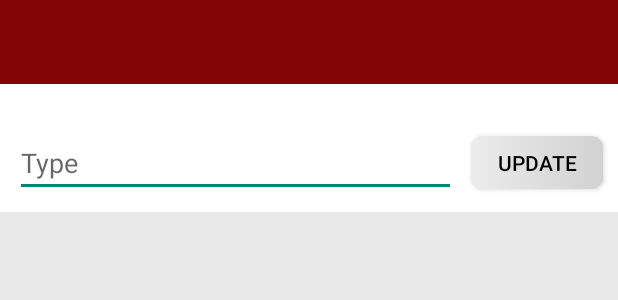
After one commit to hirusha2577/Macqurarie-Interns, an Android app: the layout activity_admin_update_job_category.xml on its own in the app's theme, with its tools: preview values and no code run, on a phone screen of 412 x 824 dp. The commit adds this screen. Shown: the top 300 px of the screen. Run offline under Robolectric (Android 15) with nearby library versions, the light colour scheme and no system bars.

Commit message:
#91 Admin-Update Job Category

```diff
--- a/app/src/main/java/com/example/macqurarieinterns/AdminJobCategoryActivity.java
+++ b/app/src/main/java/com/example/macqurarieinterns/AdminJobCategoryActivity.java
@@ -132,7 +132,6 @@ public class AdminJobCategoryActivity extends AppCompatActivity {
                 .addOnSuccessListener(new OnSuccessListener<Void>() {
                     @Override
                     public void onSuccess(Void aVoid) {
-                        Toast.makeText(AdminJobCategoryActivity.this, "Job Category Added Successfully!", Toast.LENGTH_SHORT).show();
                         finish();
                         startActivity(getIntent());
                     }
--- /dev/null
+++ b/app/src/main/res/layout/activity_admin_update_job_category.xml
@@ -0,0 +1,58 @@
+<?xml version="1.0" encoding="utf-8"?>
+<RelativeLayout xmlns:android="http://schemas.android.com/apk/res/android"
+    xmlns:app="http://schemas.android.com/apk/res-auto"
+    xmlns:tools="http://schemas.android.com/tools"
+    android:layout_width="match_parent"
+    android:layout_height="match_parent"
+    tools:context=".AdminUpdateJobCategory">
+
+    <include
+        android:id="@+id/toolbar"
+        layout="@layout/bar_layout" />
+
+    <ScrollView
+        android:layout_width="match_parent"
+        android:layout_height="match_parent"
+        android:background="@color/silver_line"
+        android:layout_below="@id/toolbar">
+
+        <LinearLayout
+            android:layout_width="match_parent"
+            android:layout_height="match_parent"
+            android:background="@color/white"
+            android:orientation="vertical">
+
+            <LinearLayout
+                android:layout_width="match_parent"
+                android:layout_height="wrap_content"
+                android:layout_marginTop="20dp"
+                android:orientation="horizontal">
+
+                <EditText
+                    android:id="@+id/edit_job_type"
+                    android:layout_weight="1"
+                    android:layout_width="match_parent"
+                    android:layout_height="wrap_content"
+                    android:hint="Type"
+                    android:layout_margin="10dp"/>
+                <Button
+                    android:id="@+id/btn_update"
+                    android:layout_width="wrap_content"
+                    android:layout_height="35dp"
+                    android:text="Update"
+                    android:layout_gravity="center_vertical"
+                    android:textColor="@color/black"
+                    android:layout_marginRight="10dp"
+                    android:background="@drawable/profile_tab_btn"/>
+
+
+            </LinearLayout>
+
+
+
+
+        </LinearLayout>
+
+    </ScrollView>
+
+</RelativeLayout>
```
Also changed, not shown: app/src/main/java/com/example/macqurarieinterns/Adapter/JobCategoryAdapter.java (+9 -1 lines), app/src/main/java/com/example/macqurarieinterns/AdminStudentActivity.java (+5 -16 lines), app/src/main/java/com/example/macqurarieinterns/AdminUpdateJobCategory.java (added, +74 -0 lines).
